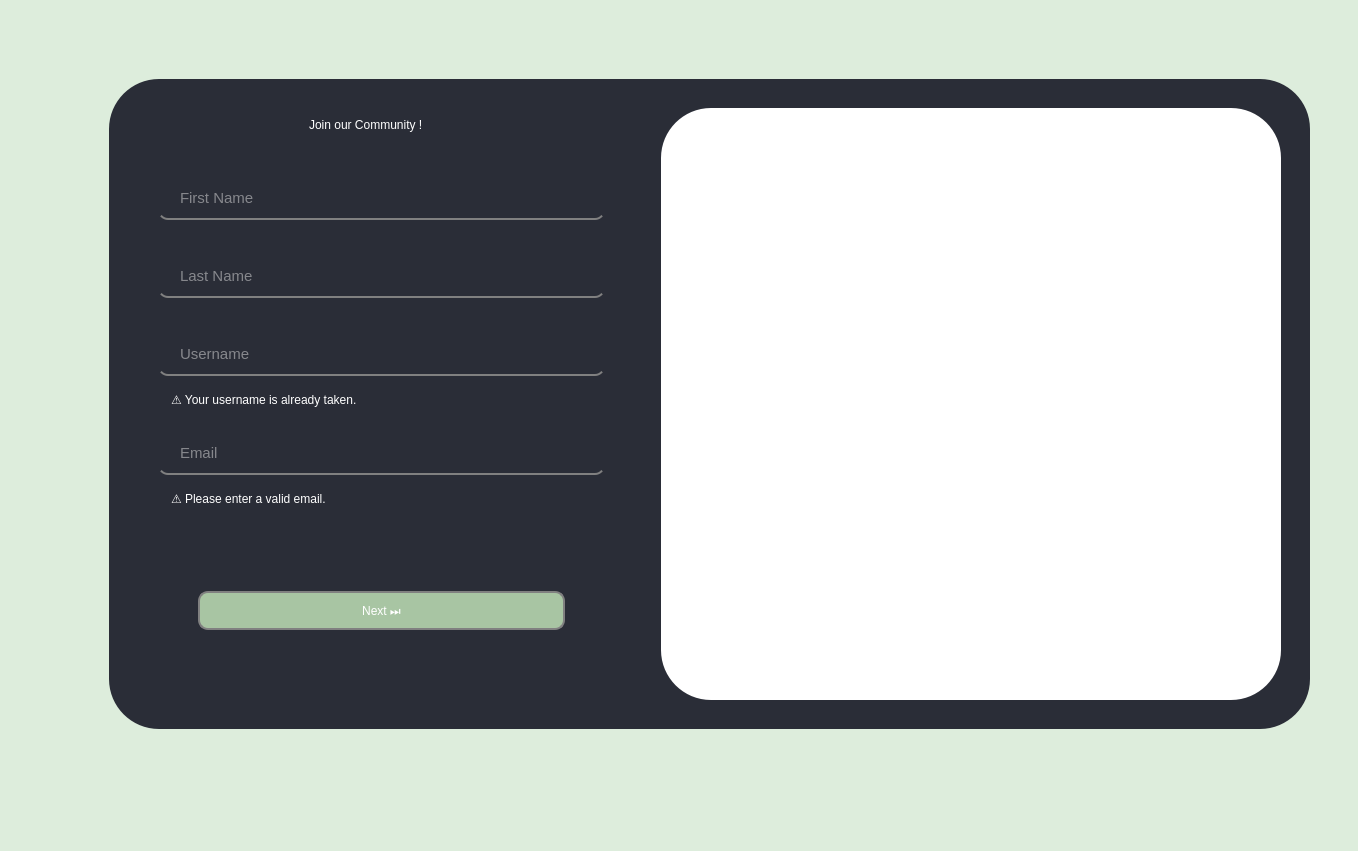
This is mainwindow.ui in aadityapyarla1983024/QuizMania as Qt 5 draws it before an edit. The edited form follows.
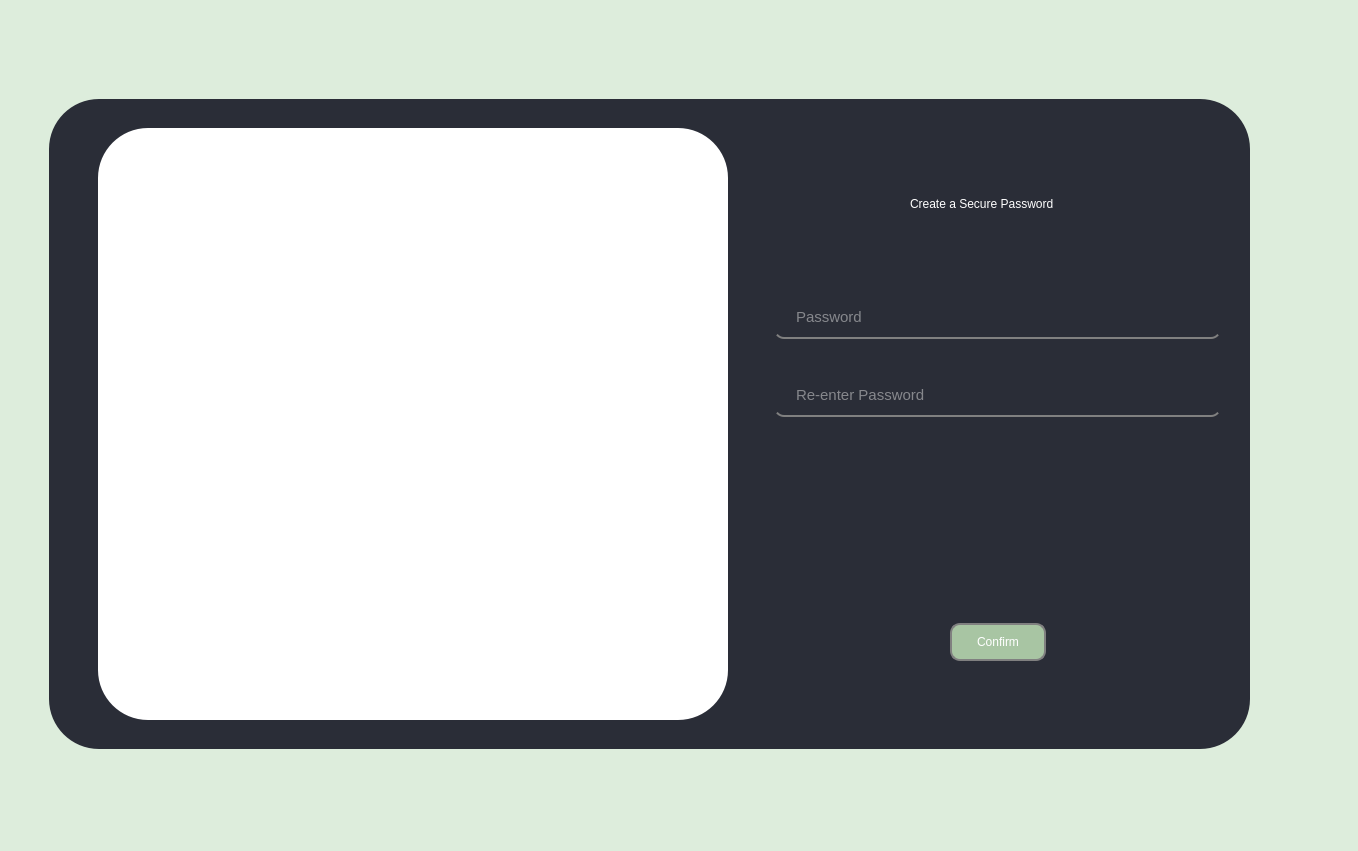
This is the edited form. The open tabs and pages were chosen to show the change. Icons and pictures are not drawn.

Commit message: New password ui and validation created

The edit to the form file:
```diff
--- a/mainwindow.ui
+++ b/mainwindow.ui
@@ -95,6 +95,23 @@
         border-color: #ffffff;
 }
 
+#loginLink {
+
+	background-color: transparent;
+	border: transparent;
+	font: 500 10pt;
+	padding: 0px 15px 0px 0px;
+	margin-top: 10px
+
+}
+
+#loginLink:hover {
+	text-decoration: underline;
+}
+
+
+
+
 QPushButton {
         padding: 10px 25px 10px 25px;
         border: 2px solid gray;
@@ -135,51 +152,16 @@
              <property name="leftMargin">
               <number>0</number>
              </property>
-             <item row="9" column="0">
-              <layout class="QHBoxLayout" name="horizontalLayout_6">
-               <item>
-                <spacer name="horizontalSpacer">
-                 <property name="orientation">
-                  <enum>Qt::Vertical</enum>
-                 </property>
-                 <property name="sizeHint" stdset="0">
-                  <size>
-                   <width>40</width>
-                   <height>20</height>
-                  </size>
-                 </property>
-                </spacer>
-               </item>
-               <item>
-                <widget class="QPushButton" name="nextButton">
-                 <property name="enabled">
-                  <bool>false</bool>
-                 </property>
-                 <property name="cursor">
-                  <cursorShape>PointingHandCursor</cursorShape>
-                 </property>
-                 <property name="autoFillBackground">
-                  <bool>false</bool>
-                 </property>
-                 <property name="text">
-                  <string>Next ⏭️</string>
-                 </property>
-                </widget>
-               </item>
-               <item>
-                <spacer name="horizontalSpacer_2">
-                 <property name="orientation">
-                  <enum>Qt::Vertical</enum>
-                 </property>
-                 <property name="sizeHint" stdset="0">
-                  <size>
-                   <width>40</width>
-                   <height>20</height>
-                  </size>
-                 </property>
-                </spacer>
-               </item>
-              </layout>
+             <item row="0" column="0" alignment="Qt::AlignHCenter|Qt::AlignVCenter">
+              <widget class="QLabel" name="registerHeading">
+               <property name="styleSheet">
+                <string notr="true">color: #ffffff;
+font: 600 italic 16pt &quot;Cascadia Mono&quot;;</string>
+               </property>
+               <property name="text">
+                <string>Join our Community !</string>
+               </property>
+              </widget>
              </item>
              <item row="1" column="0">
               <layout class="QVBoxLayout" name="verticalLayout">
@@ -207,7 +189,7 @@
                <item>
                 <widget class="QLabel" name="usernameLabel">
                  <property name="text">
-                  <string>⚠️ Your username is already taken.</string>
+                  <string/>
                  </property>
                 </widget>
                </item>
@@ -246,27 +228,60 @@
                 <bool>false</bool>
                </property>
                <property name="text">
-                <string>⚠️ Please enter a valid email.</string>
+                <string/>
                </property>
                <property name="textFormat">
                 <enum>Qt::PlainText</enum>
                </property>
               </widget>
              </item>
-             <item row="3" column="0">
-              <spacer name="verticalSpacer">
-               <property name="orientation">
-                <enum>Qt::Vertical</enum>
-               </property>
-               <property name="sizeHint" stdset="0">
-                <size>
-                 <width>20</width>
-                 <height>40</height>
-                </size>
-               </property>
-              </spacer>
+             <item row="9" column="0">
+              <layout class="QHBoxLayout" name="horizontalLayout_6">
+               <item>
+                <spacer name="horizontalSpacer">
+                 <property name="orientation">
+                  <enum>Qt::Horizontal</enum>
+                 </property>
+                 <property name="sizeHint" stdset="0">
+                  <size>
+                   <width>40</width>
+                   <height>20</height>
+                  </size>
+                 </property>
+                </spacer>
+               </item>
+               <item>
+                <widget class="QPushButton" name="nextButton">
+                 <property name="enabled">
+                  <bool>false</bool>
+                 </property>
+                 <property name="cursor">
+                  <cursorShape>PointingHandCursor</cursorShape>
+                 </property>
+                 <property name="autoFillBackground">
+                  <bool>false</bool>
+                 </property>
+                 <property name="text">
+                  <string>Next ➡️</string>
+                 </property>
+                </widget>
+               </item>
+               <item>
+                <spacer name="horizontalSpacer_2">
+                 <property name="orientation">
+                  <enum>Qt::Horizontal</enum>
+                 </property>
+                 <property name="sizeHint" stdset="0">
+                  <size>
+                   <width>40</width>
+                   <height>20</height>
+                  </size>
+                 </property>
+                </spacer>
+               </item>
+              </layout>
              </item>
-             <item row="10" column="0">
+             <item row="11" column="0">
               <spacer name="verticalSpacer_2">
                <property name="orientation">
                 <enum>Qt::Vertical</enum>
@@ -624,6 +639,278 @@
         </layout>
        </widget>
       </widget>
+      <widget class="QWidget" name="registerWidget_3">
+       <widget class="QFrame" name="passwordFrame_3">
+        <property name="enabled">
+         <bool>true</bool>
+        </property>
+        <property name="geometry">
+         <rect>
+          <x>40</x>
+          <y>90</y>
+          <width>1201</width>
+          <height>650</height>
+         </rect>
+        </property>
+        <property name="minimumSize">
+         <size>
+          <width>1201</width>
+          <height>650</height>
+         </size>
+        </property>
+        <property name="maximumSize">
+         <size>
+          <width>1147</width>
+          <height>578</height>
+         </size>
+        </property>
+        <property name="styleSheet">
+         <string notr="true">QFrame{
+        background-color: rgb(42, 45, 55);
+        padding: 20px 20px 20px 40px;
+        border-radius: 50px;
+}
+
+QLineEdit {
+        border-bottom: 2px solid gray;
+        background-color: rgb(42, 45, 55);
+        padding: 10px 20px 10px 20px;
+        font-size: 11pt;
+        border-radius: 10px;
+        margin-top: 30px;
+    color: rgb(226, 226, 226);
+}
+
+QLineEdit:hover {
+        border-color: #ffffff;
+}
+
+QPushButton {
+        padding: 10px 25px 10px 25px;
+        border: 2px solid gray;
+        border-radius: 10px;
+        background-color: rgb(125, 197, 120);
+        color:#ffffff;
+        font: 600 italic 14pt &quot;Cascadia Mono&quot;;
+
+}
+QPushButton:hover {
+        background-color: rgb(76, 120, 73);
+        border-radius: 10px;
+
+}
+
+QLabel {
+        padding: 10px 40px 10px 10px;
+    		color: white;
+}
+
+QPushButton:disabled {
+        background-color: rgb(168, 197, 163);
+}
+
+</string>
+        </property>
+        <property name="frameShape">
+         <enum>QFrame::NoFrame</enum>
+        </property>
+        <layout class="QHBoxLayout" name="horizontalLayout_11">
+         <property name="sizeConstraint">
+          <enum>QLayout::SetMinimumSize</enum>
+         </property>
+         <item>
+          <layout class="QHBoxLayout" name="horizontalLayout_12" stretch="3,2">
+           <item>
+            <widget class="QLabel" name="ConfirmPasswordIllustration">
+             <property name="minimumSize">
+              <size>
+               <width>580</width>
+               <height>500</height>
+              </size>
+             </property>
+             <property name="styleSheet">
+              <string notr="true">background-color: #ffffff;
+margin-right: 40px;
+</string>
+             </property>
+             <property name="text">
+              <string/>
+             </property>
+             <property name="pixmap">
+              <pixmap resource="resources.qrc">:/UserValidation/media/rb_4685.png</pixmap>
+             </property>
+             <property name="scaledContents">
+              <bool>true</bool>
+             </property>
+             <property name="wordWrap">
+              <bool>false</bool>
+             </property>
+            </widget>
+           </item>
+           <item>
+            <layout class="QGridLayout" name="gridLayout_3">
+             <property name="leftMargin">
+              <number>0</number>
+             </property>
+             <item row="1" column="0" alignment="Qt::AlignHCenter|Qt::AlignVCenter">
+              <widget class="QLabel" name="createPasswordHeader">
+               <property name="styleSheet">
+                <string notr="true">color: #ffffff;
+font: 600 italic 16pt &quot;Cascadia Mono&quot;;</string>
+               </property>
+               <property name="text">
+                <string>Create a Secure Password</string>
+               </property>
+              </widget>
+             </item>
+             <item row="6" column="0">
+              <widget class="QLabel" name="eightCharacterLabel">
+               <property name="text">
+                <string/>
+               </property>
+              </widget>
+             </item>
+             <item row="4" column="0">
+              <widget class="QLabel" name="uppercaseLabel">
+               <property name="text">
+                <string/>
+               </property>
+              </widget>
+             </item>
+             <item row="13" column="0">
+              <layout class="QHBoxLayout" name="horizontalLayout_13">
+               <item>
+                <spacer name="horizontalSpacer_6">
+                 <property name="orientation">
+                  <enum>Qt::Horizontal</enum>
+                 </property>
+                 <property name="sizeHint" stdset="0">
+                  <size>
+                   <width>40</width>
+                   <height>20</height>
+                  </size>
+                 </property>
+                </spacer>
+               </item>
+               <item>
+                <widget class="QPushButton" name="confirmPasswordButton">
+                 <property name="enabled">
+                  <bool>false</bool>
+                 </property>
+                 <property name="cursor">
+                  <cursorShape>PointingHandCursor</cursorShape>
+                 </property>
+                 <property name="autoFillBackground">
+                  <bool>false</bool>
+                 </property>
+                 <property name="text">
+                  <string>Confirm</string>
+                 </property>
+                </widget>
+               </item>
+               <item>
+                <spacer name="horizontalSpacer_7">
+                 <property name="orientation">
+                  <enum>Qt::Horizontal</enum>
+                 </property>
+                 <property name="sizeHint" stdset="0">
+                  <size>
+                   <width>40</width>
+                   <height>20</height>
+                  </size>
+                 </property>
+                </spacer>
+               </item>
+              </layout>
+             </item>
+             <item row="0" column="0">
+              <spacer name="verticalSpacer_7">
+               <property name="orientation">
+                <enum>Qt::Vertical</enum>
+               </property>
+               <property name="sizeHint" stdset="0">
+                <size>
+                 <width>20</width>
+                 <height>40</height>
+                </size>
+               </property>
+              </spacer>
+             </item>
+             <item row="2" column="0">
+              <layout class="QVBoxLayout" name="verticalLayout_3">
+               <item>
+                <spacer name="verticalSpacer_9">
+                 <property name="orientation">
+                  <enum>Qt::Vertical</enum>
+                 </property>
+                 <property name="sizeHint" stdset="0">
+                  <size>
+                   <width>20</width>
+                   <height>40</height>
+                  </size>
+                 </property>
+                </spacer>
+               </item>
+               <item>
+                <widget class="QLineEdit" name="passwordInput1">
+                 <property name="placeholderText">
+                  <string>Password</string>
+                 </property>
+                </widget>
+               </item>
+               <item>
+                <widget class="QLineEdit" name="passwordInput2">
+                 <property name="placeholderText">
+                  <string>Re-enter Password</string>
+                 </property>
+                </widget>
+               </item>
+               <item>
+                <widget class="QLabel" name="passwordMatchMessage">
+                 <property name="text">
+                  <string/>
+                 </property>
+                </widget>
+               </item>
+               <item>
+                <widget class="QLabel" name="specialCharacterLabel">
+                 <property name="text">
+                  <string/>
+                 </property>
+                </widget>
+               </item>
+              </layout>
+             </item>
+             <item row="14" column="0">
+              <spacer name="verticalSpacer_8">
+               <property name="orientation">
+                <enum>Qt::Vertical</enum>
+               </property>
+               <property name="sizeHint" stdset="0">
+                <size>
+                 <width>20</width>
+                 <height>40</height>
+                </size>
+               </property>
+              </spacer>
+             </item>
+             <item row="15" column="0">
+              <layout class="QHBoxLayout" name="horizontalLayout_14"/>
+             </item>
+             <item row="3" column="0">
+              <widget class="QLabel" name="oneNumberLabel">
+               <property name="text">
+                <string/>
+               </property>
+              </widget>
+             </item>
+            </layout>
+           </item>
+          </layout>
+         </item>
+        </layout>
+       </widget>
+      </widget>
      </widget>
     </item>
    </layout>
```
Left out of the diff: 306 changed lines with no effect on the pictures. The commit also changes 49 other files.
